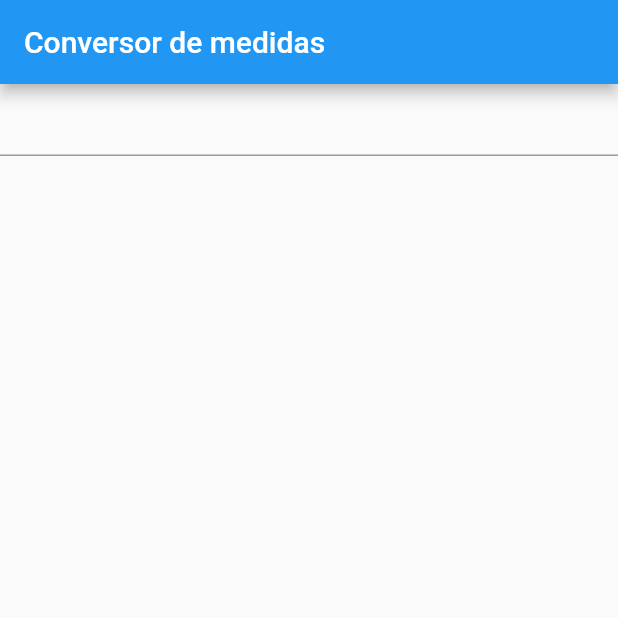
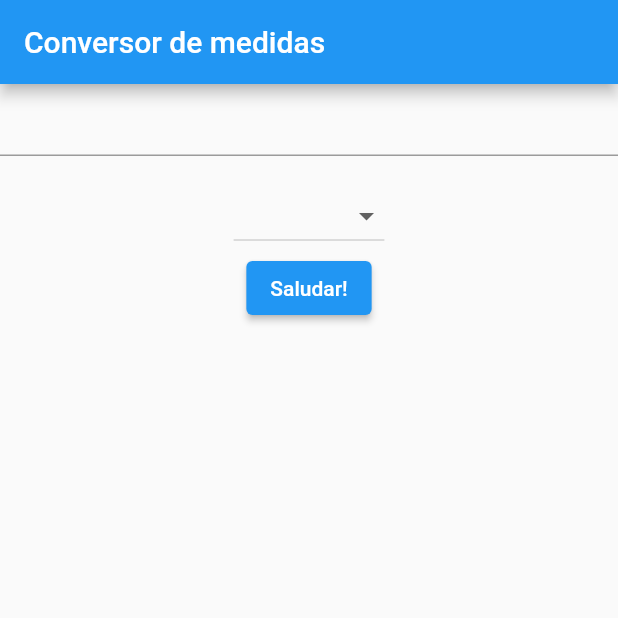
Before and after one commit to tzuzulcode/flutter_enero2022, a Flutter app: the screen it shows after launch, on a phone screen of 412 x 824 dp, the top half of it. Run offline on Flutter 3.47's test engine with Material 2 defaults, Android fonts, the phone set to English and light mode, and no system bars.

Commit message:
Dropdown y avance en proyecto

```diff
--- a/unit_converter/lib/main.dart
+++ b/unit_converter/lib/main.dart
@@ -28,10 +28,15 @@
 
 class _MyHomePageState extends State<MyHomePage> {
   String _username = "";
+  String _fruit = "";
+  String _message = "";
+  var fruits = ["Orange","Apple","Banana","Strawberry"];
 
   @override
   void initState(){
     _username = "";
+    _fruit = "";
+    _message = "";
     super.initState();
   }
 
@@ -51,9 +56,45 @@
                 });
               },
             ),
-            Text(_username)
+            Text(_username),
+            DropdownButton(
+              items: fruits.map((String value){
+                return DropdownMenuItem(child: Text(value),value:value);
+              }).toList(),
+              onChanged: (String? newValue){
+                setState(() {
+                  if(newValue!=null){
+                    _fruit = newValue;
+                  }else{
+                    print("newValue es null");
+                  }
+                });
+              },
+              value: _fruit,
+            ),
+            ElevatedButton(
+              onPressed: (){
+                if(_username.isEmpty || _fruit.isEmpty){
+                  return;
+                }else{
+                  buildMessage(_username, _fruit);
+                }
+              },
+              child: const Text("Saludar!")
+            ),
+            Text(_message)
           ],)
         ),
       );
   }
+
+  void buildMessage(String nombre,String fruta){
+    var message = "Hola $nombre, fruta favorita: $fruta";
+    setState(() {
+      _message = message;
+    });
+  }
 }
+
+// Listen to a Stream of data - flutter
+// Stream of data
```
